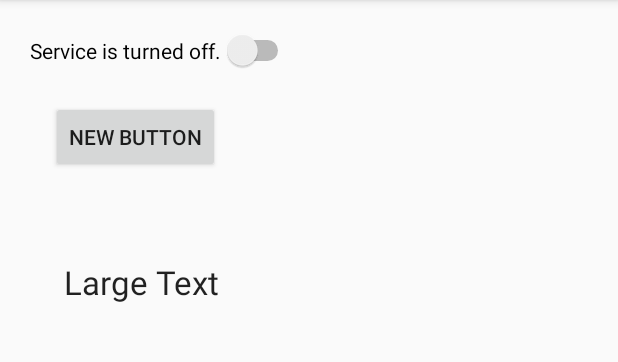
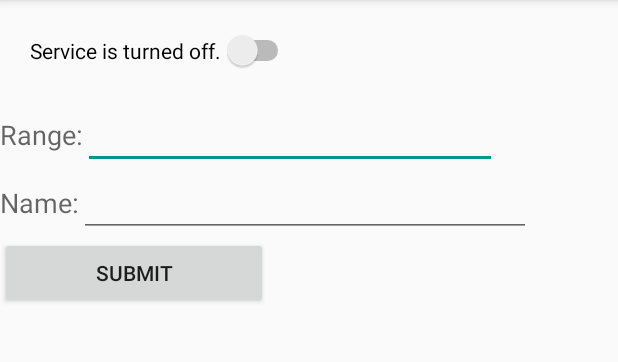
Before and after one commit to Surivuk/FoodNew, an Android app: the SettingsActivity screen opened directly, with no data from a screen before it, on a phone screen of 412 x 824 dp, the part 84-446 px from its top. Run offline under Robolectric (Android 15) with nearby library versions, the phone set to English and light mode, and no system bars; network calls fail.

Commit message:
added restaurant broadcast, filtering an range and restaurant name, also added settings to modify these values

```diff
--- a/app/src/main/java/com/example/aleksandarx/foodfinder/bluetooth/BluetoothServer.java
+++ b/app/src/main/java/com/example/aleksandarx/foodfinder/bluetooth/BluetoothServer.java
@@ -4,7 +4,6 @@ import android.bluetooth.BluetoothAdapter;
 import android.bluetooth.BluetoothServerSocket;
 import android.bluetooth.BluetoothSocket;
 import android.os.Handler;
-import android.os.IBinder;
 
 import java.io.IOException;
 import java.util.UUID;
--- a/app/src/main/java/com/example/aleksandarx/foodfinder/settings/Connections.java
+++ b/app/src/main/java/com/example/aleksandarx/foodfinder/settings/Connections.java
@@ -4,7 +4,9 @@ package com.example.aleksandarx.foodfinder.settings;
  * Created by Darko on 04.09.2016.
  */
 public class Connections {
-    public static String liveServerURL = "http://192.168.1.218:8081/";
+    public static String liveServerURL = "http://192.168.1.15:8081/";
+    public static int rangeInMetters = 100;
+    public static String placeName = "";
     //live server "http://food-finder-app.herokuapp.com/";
     //darko local "http://192.168.1.15:8081/";
     //aleksandar local "http://192.168.1.7:8081/";
--- a/app/src/main/java/com/example/aleksandarx/foodfinder/view/SettingsActivity.java
+++ b/app/src/main/java/com/example/aleksandarx/foodfinder/view/SettingsActivity.java
@@ -10,9 +10,10 @@ import android.widget.Button;
 import android.widget.CompoundButton;
 import android.widget.Switch;
 import android.widget.TextView;
+import android.widget.Toast;
 
 import com.example.aleksandarx.foodfinder.R;
-import com.example.aleksandarx.foodfinder.share.UserPreferences;
+import com.example.aleksandarx.foodfinder.settings.Connections;
 import com.example.aleksandarx.foodfinder.socket.SocketService;
 
 import java.util.HashMap;
@@ -23,8 +24,9 @@ public class SettingsActivity extends AppCompatActivity {
     private HashMap<Boolean, String> serviceState;
     private Switch socketServiceSwitch;
 
-    private Button showInfo;
-    private TextView infoBox;
+    private Button submitButton;
+    private TextView rangeBox;
+    private TextView nameBox;
 
     @Override
     protected void onCreate(Bundle savedInstanceState) {
@@ -57,15 +59,15 @@ public class SettingsActivity extends AppCompatActivity {
         socketServiceSwitch.setChecked(isChecked);
         socketServiceSwitch.setText(serviceState.get(isChecked));
 
-        infoBox = (TextView) findViewById(R.id.user_info);
-        showInfo = (Button) findViewById(R.id.show_user_info);
-        showInfo.setOnClickListener(new View.OnClickListener() {
+        rangeBox = (TextView) findViewById(R.id.range_edit_box);
+        nameBox = (TextView) findViewById(R.id.settings_place_name);
+        submitButton = (Button) findViewById(R.id.settings_submit_button);
+        submitButton.setOnClickListener(new View.OnClickListener() {
             @Override
             public void onClick(View v) {
-                String username = UserPreferences.getPreference(SettingsActivity.this,UserPreferences.USER_USERNAME);
-                String password = UserPreferences.getPreference(SettingsActivity.this,UserPreferences.USER_PASSWORD);
-                String id = UserPreferences.getPreference(SettingsActivity.this,UserPreferences.USER_ID);
-                infoBox.setText(username+" "+password+" "+id);
+                Connections.placeName = nameBox.getText().toString();
+                Connections.rangeInMetters = Integer.parseInt(rangeBox.getText().toString());
+                Toast.makeText(SettingsActivity.this,"Settings updated.",Toast.LENGTH_SHORT).show();
             }
         });
 
--- a/app/src/main/res/layout/find_more_people.xml
+++ b/app/src/main/res/layout/find_more_people.xml
@@ -28,27 +28,67 @@
 
     </LinearLayout>
 
-    <Button
-        android:layout_width="wrap_content"
+    <LinearLayout
+        android:orientation="horizontal"
+        android:layout_width="match_parent"
         android:layout_height="wrap_content"
-        android:text="New Button"
-        android:id="@+id/show_user_info"
         android:layout_below="@+id/linearLayout2"
         android:layout_alignParentLeft="true"
         android:layout_alignParentStart="true"
-        android:layout_marginLeft="34dp"
-        android:layout_marginStart="34dp" />
+        android:id="@+id/linearLayout3">
 
-    <TextView
-        android:layout_width="wrap_content"
+        <TextView
+            android:layout_width="wrap_content"
+            android:layout_height="wrap_content"
+            android:textAppearance="?android:attr/textAppearanceMedium"
+            android:text="Range:"
+            android:id="@+id/range_label" />
+
+        <EditText
+            android:layout_width="276dp"
+            android:layout_height="wrap_content"
+            android:inputType="numberSigned"
+            android:ems="10"
+            android:id="@+id/range_edit_box" />
+    </LinearLayout>
+
+    <LinearLayout
+        android:orientation="horizontal"
+        android:layout_width="match_parent"
         android:layout_height="wrap_content"
-        android:textAppearance="?android:attr/textAppearanceLarge"
-        android:text="Large Text"
-        android:id="@+id/user_info"
-        android:layout_below="@+id/show_user_info"
-        android:layout_alignRight="@+id/show_user_info"
-        android:layout_alignEnd="@+id/show_user_info"
-        android:layout_marginTop="58dp" />
+        android:layout_below="@+id/linearLayout3"
+        android:weightSum="1"
+        android:id="@+id/linearLayout4">
+
+        <TextView
+            android:layout_width="wrap_content"
+            android:layout_height="wrap_content"
+            android:textAppearance="?android:attr/textAppearanceMedium"
+            android:text="Name:"
+            android:id="@+id/name_label" />
+
+        <EditText
+            android:layout_width="wrap_content"
+            android:layout_height="wrap_content"
+            android:id="@+id/settings_place_name"
+            android:layout_weight="0.83" />
+
+    </LinearLayout>
+
+    <LinearLayout
+        android:orientation="horizontal"
+        android:layout_width="match_parent"
+        android:layout_height="wrap_content"
+        android:layout_below="@+id/linearLayout4"
+        android:weightSum="1">
+
+        <Button
+            android:layout_width="wrap_content"
+            android:layout_height="wrap_content"
+            android:text="Submit"
+            android:id="@+id/settings_submit_button"
+            android:layout_weight="0.28" />
+    </LinearLayout>
 
 
 </RelativeLayout>
```
Also changed, not shown: app/src/main/java/com/example/aleksandarx/foodfinder/data/model/PlaceModel.java (added, +56 -0 lines), app/src/main/java/com/example/aleksandarx/foodfinder/socket/SocketService.java (+107 -5 lines), app/src/main/java/com/example/aleksandarx/foodfinder/view/MainActivity.java (+46 -8 lines), app/src/main/java/com/example/aleksandarx/foodfinder/view/MapClass.java (+20 -4 lines), app/src/main/res/drawable-hdpi-v11/ic_ff_notification.png (added), app/src/main/res/drawable-hdpi-v9/ic_ff_notification.png (added), app/src/main/res/drawable-hdpi/ic_ff_notification.png (added), app/src/main/res/drawable-mdpi-v11/ic_ff_notification.png (added), app/src/main/res/drawable-mdpi-v9/ic_ff_notification.png (added), app/src/main/res/drawable-mdpi/ic_ff_notification.png (added), app/src/main/res/drawable-xhdpi-v11/ic_ff_notification.png (added), app/src/main/res/drawable-xhdpi-v9/ic_ff_notification.png (added), app/src/main/res/drawable-xhdpi/ic_ff_notification.png (added), app/src/main/res/drawable-xxhdpi-v11/ic_ff_notification.png (added), 2 more files.
